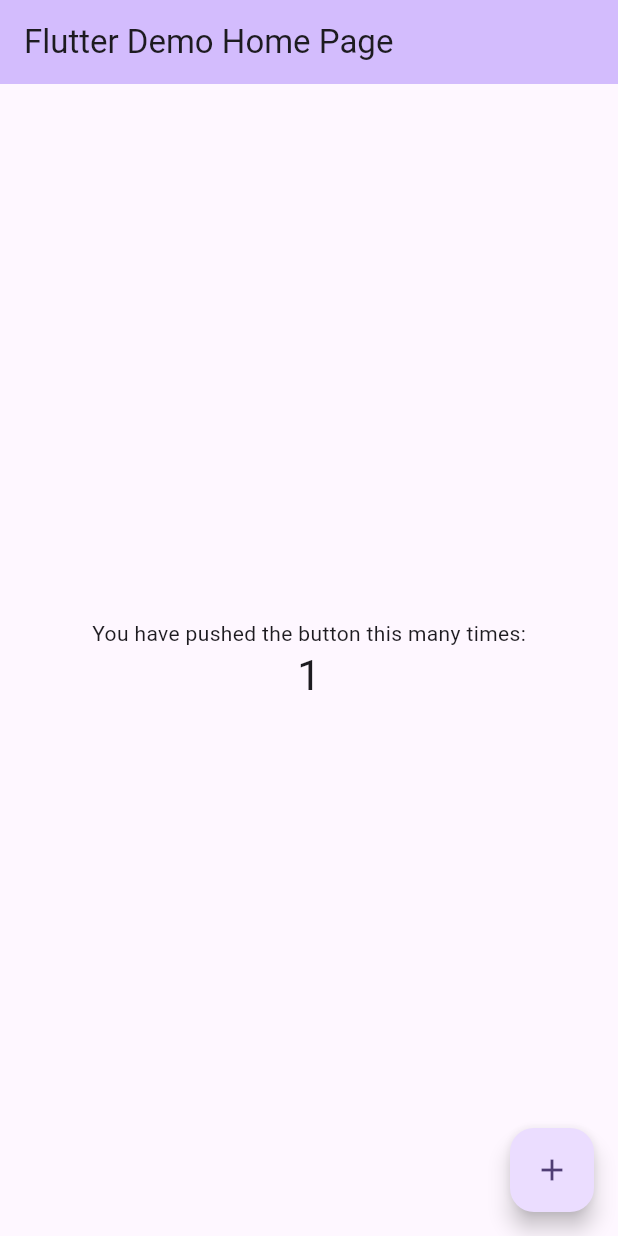
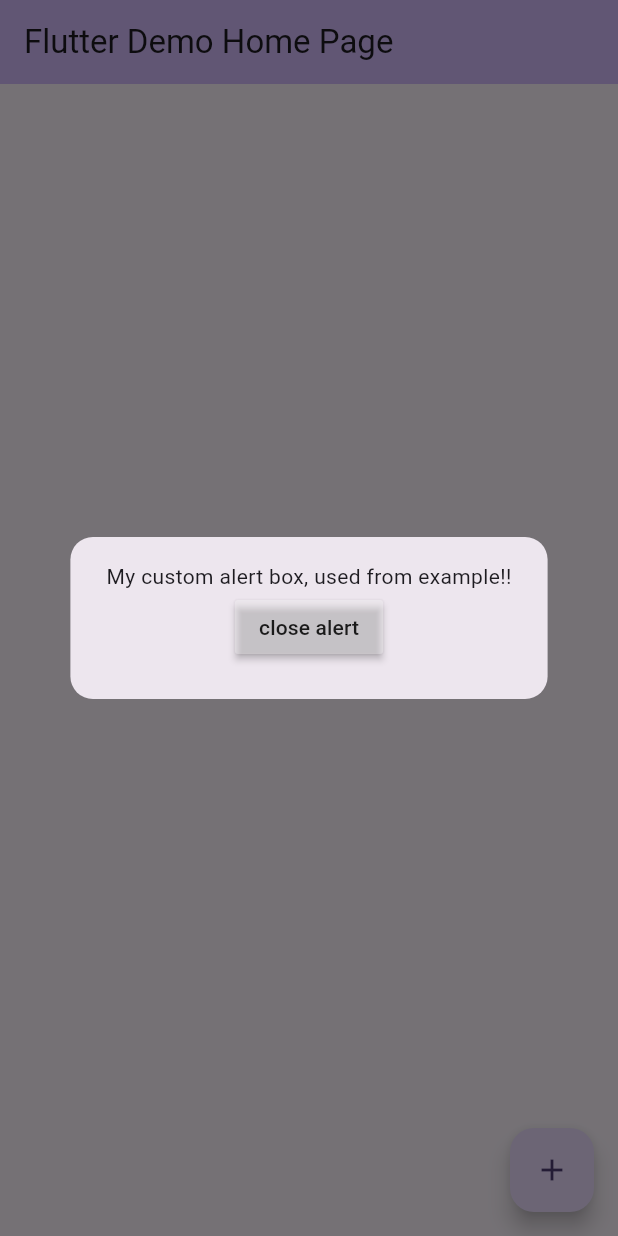
Before and after one commit to SayedKhaledMarey/package_example, a Flutter app: the screen it shows after launch, after a tap on the "add" icon, on a phone screen of 412 x 824 dp. Run offline on Flutter 3.47's test engine with Material 3 defaults, Android fonts, the phone set to English and light mode, and no system bars.

Commit message:
finish 2

```diff
--- a/example/lib/main.dart
+++ b/example/lib/main.dart
@@ -1,4 +1,6 @@
+import 'package:alert_dialog_example/package_example.dart';
 import 'package:flutter/material.dart';
+
 
 void main() {
   runApp(const MyApp());
@@ -116,7 +118,13 @@ class _MyHomePageState extends State<MyHomePage> {
         ),
       ),
       floatingActionButton: FloatingActionButton(
-        onPressed: _incrementCounter,
+        onPressed: () async {
+          await CustomAlertBox.showCustomAlertBox(
+              context: context,
+              willDisplayWidget: Container(
+                child: Text('My custom alert box, used from example!!'),
+              ));
+        },
         tooltip: 'Increment',
         child: const Icon(Icons.add),
       ), // This trailing comma makes auto-formatting nicer for build methods.
--- a/example/pubspec.yaml
+++ b/example/pubspec.yaml
@@ -30,6 +30,8 @@ environment:
 dependencies:
   flutter:
     sdk: flutter
+  alert_dialog_example:
+    path: ../
 
 
   # The following adds the Cupertino Icons font to your application.
```
Also changed, not shown: example/pubspec.lock.
